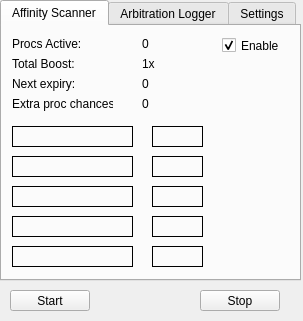
The window that form.ui (Funklebump/Smeeta-Tracker) describes before a commit, drawn with Qt 5.
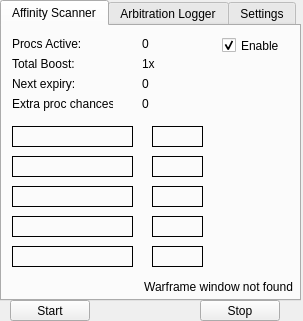
The same window after the commit.

Commit message: More graceful program exiting and window not found error handling

Diff of the .ui file:
```diff
--- a/form.ui
+++ b/form.ui
@@ -19,7 +19,7 @@
      <x>0</x>
      <y>0</y>
      <width>301</width>
-     <height>281</height>
+     <height>301</height>
     </rect>
    </property>
    <property name="currentIndex">
@@ -327,6 +327,22 @@
       <string/>
      </property>
     </widget>
+    <widget class="QLabel" name="window_capture_status_label">
+     <property name="geometry">
+      <rect>
+       <x>10</x>
+       <y>250</y>
+       <width>281</width>
+       <height>21</height>
+      </rect>
+     </property>
+     <property name="text">
+      <string>Warframe window not found</string>
+     </property>
+     <property name="alignment">
+      <set>Qt::AlignRight|Qt::AlignTrailing|Qt::AlignVCenter</set>
+     </property>
+    </widget>
    </widget>
    <widget class="QWidget" name="tab_3">
     <attribute name="title">
@@ -1035,7 +1051,7 @@
    <property name="geometry">
     <rect>
      <x>10</x>
-     <y>290</y>
+     <y>300</y>
      <width>80</width>
      <height>21</height>
     </rect>
@@ -1048,7 +1064,7 @@
    <property name="geometry">
     <rect>
      <x>200</x>
-     <y>290</y>
+     <y>300</y>
      <width>80</width>
      <height>21</height>
     </rect>
```
The commit also changes 4 other files.
